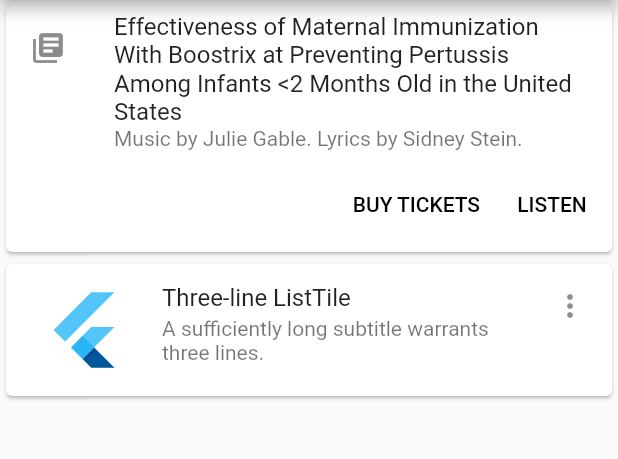
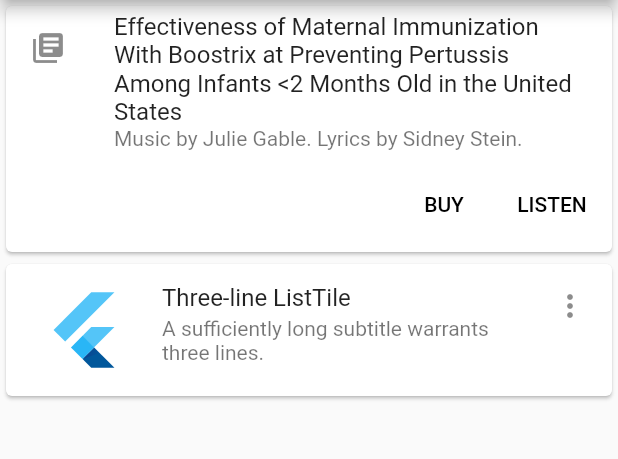
Before and after one commit to aiv1/fprojects, a Flutter app: the screen it shows after launch, on a phone screen of 412 x 824 dp, the part 84-543 px from its top. Run offline on Flutter 3.47's test engine with Material 2 defaults, Android fonts, the phone set to English and light mode, and no system bars.

Commit message:
change 1

```diff
--- a/lib/main.dart
+++ b/lib/main.dart
@@ -47,7 +47,7 @@ class _MyHomePageState extends State<MyHomePage> {
                 ButtonBar(
                   children: <Widget>[
                     FlatButton(
-                      child: const Text('BUY TICKETS'),
+                      child: const Text('BUY'),
                       onPressed: () {/* ... */},
                     ),
                     FlatButton(
```
